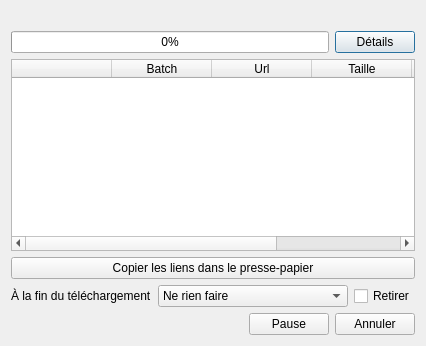
The window that ui/batchwindow.ui (Bionus/imgbrd-grabber) describes before a commit, drawn with Qt 5.
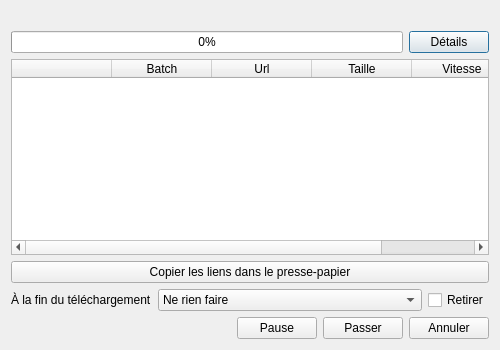
The same window after the commit. Icons and pictures are not drawn.

Commit message: Add skip button to batch downloads window (fix #282)

Patch:
```diff
--- a/ui/batchwindow.ui
+++ b/ui/batchwindow.ui
@@ -6,8 +6,8 @@
    <rect>
     <x>0</x>
     <y>0</y>
-    <width>426</width>
-    <height>346</height>
+    <width>500</width>
+    <height>350</height>
    </rect>
   </property>
   <property name="sizePolicy">
@@ -194,7 +194,7 @@
     </widget>
    </item>
    <item row="4" column="0" colspan="3">
-    <layout class="QHBoxLayout" name="horizontalLayout" stretch="1,1,0,0">
+    <layout class="QHBoxLayout" name="horizontalLayout" stretch="1,1,0,0,0">
      <item>
       <widget class="QLabel" name="labelImages">
        <property name="text">
@@ -216,6 +216,13 @@
        </property>
       </widget>
      </item>
+     <item>
+      <widget class="QPushButton" name="buttonSkip">
+       <property name="text">
+        <string>Passer</string>
+       </property>
+      </widget>
+     </item>
      <item>
       <widget class="QPushButton" name="cancelButton">
        <property name="text">
```
Left out of the diff: 27 changed lines with no effect on the pictures. The commit also changes 4 other files.
